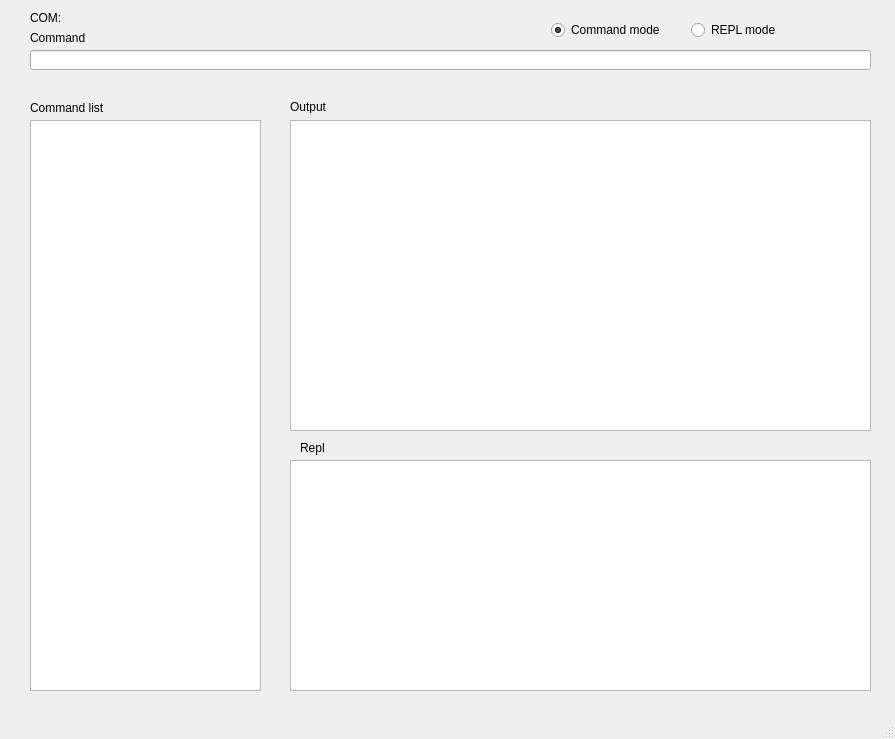
Before: the Qt Designer form src/esp32shell_qt_design.ui in HenkVanAsselt/esp32_micropython_gui, drawn with Qt 5.
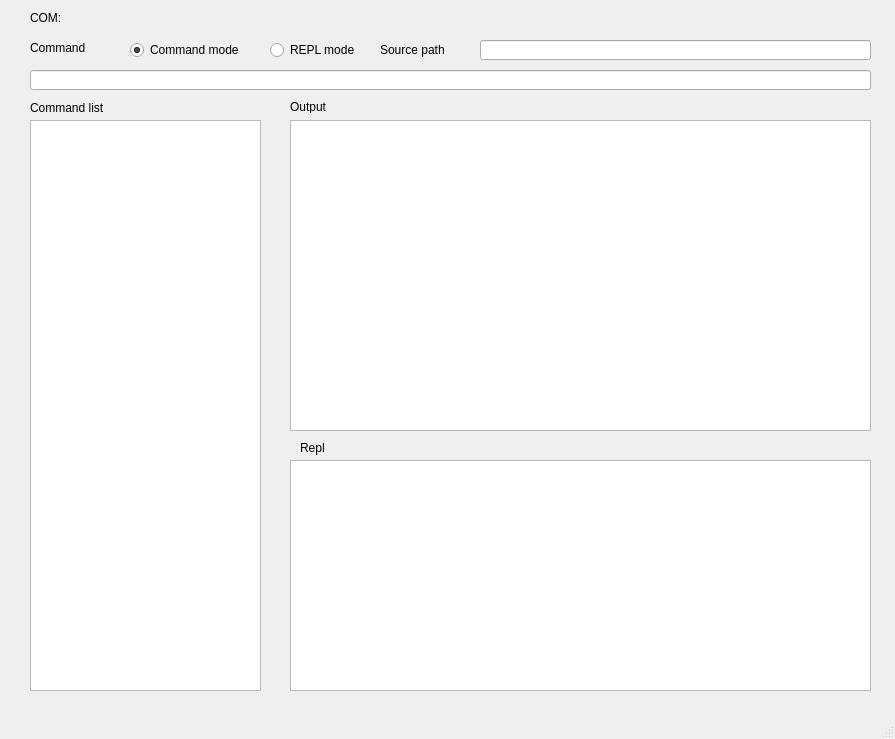
After: the same form once the commit is applied. Custom widgets are drawn as their Qt base class.

The edit to the form file:
```diff
--- a/src/esp32shell_qt_design.ui
+++ b/src/esp32shell_qt_design.ui
@@ -51,7 +51,7 @@
     <property name="geometry">
      <rect>
       <x>30</x>
-      <y>50</y>
+      <y>70</y>
       <width>841</width>
       <height>20</height>
      </rect>
@@ -61,7 +61,7 @@
     <property name="geometry">
      <rect>
       <x>30</x>
-      <y>30</y>
+      <y>40</y>
       <width>111</width>
       <height>16</height>
      </rect>
@@ -109,8 +109,8 @@
    <widget class="QRadioButton" name="radioButton_commandmode">
     <property name="geometry">
      <rect>
-      <x>551</x>
-      <y>20</y>
+      <x>130</x>
+      <y>40</y>
       <width>141</width>
       <height>20</height>
      </rect>
@@ -125,8 +125,8 @@
    <widget class="QRadioButton" name="radioButton_replmode">
     <property name="geometry">
      <rect>
-      <x>691</x>
-      <y>20</y>
+      <x>270</x>
+      <y>40</y>
       <width>121</width>
       <height>20</height>
      </rect>
@@ -140,7 +140,7 @@
      <rect>
       <x>30</x>
       <y>10</y>
-      <width>511</width>
+      <width>441</width>
       <height>16</height>
      </rect>
     </property>
@@ -148,6 +148,29 @@
      <string>COM: </string>
     </property>
    </widget>
+   <widget class="QLabel" name="label_srcpath">
+    <property name="geometry">
+     <rect>
+      <x>380</x>
+      <y>40</y>
+      <width>81</width>
+      <height>20</height>
+     </rect>
+    </property>
+    <property name="text">
+     <string>Source path</string>
+    </property>
+   </widget>
+   <widget class="QLineEdit" name="lineEdit_srcpath">
+    <property name="geometry">
+     <rect>
+      <x>480</x>
+      <y>40</y>
+      <width>391</width>
+      <height>20</height>
+     </rect>
+    </property>
+   </widget>
   </widget>
   <widget class="QMenuBar" name="menubar">
    <property name="geometry">
```
